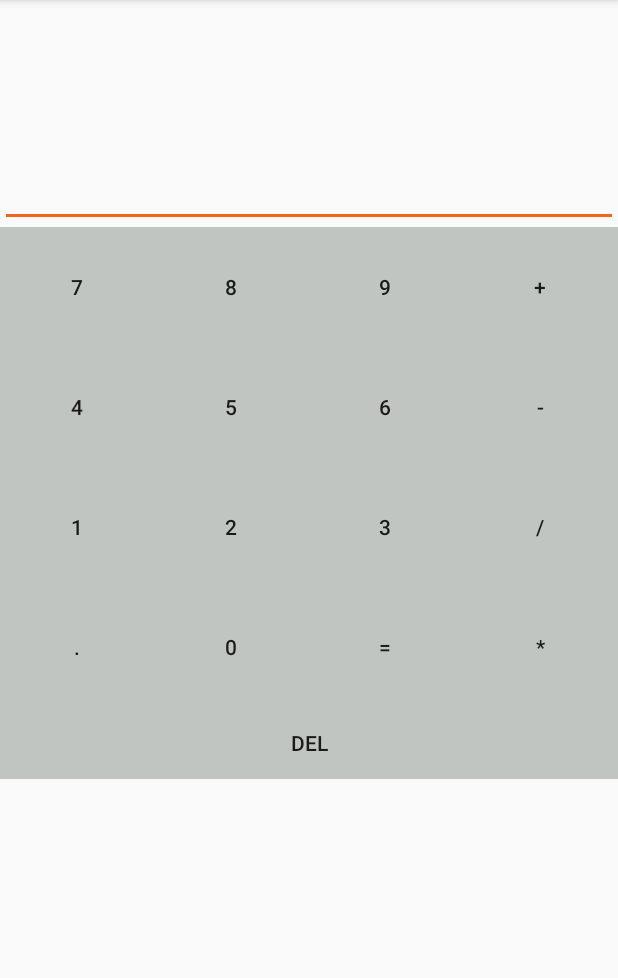
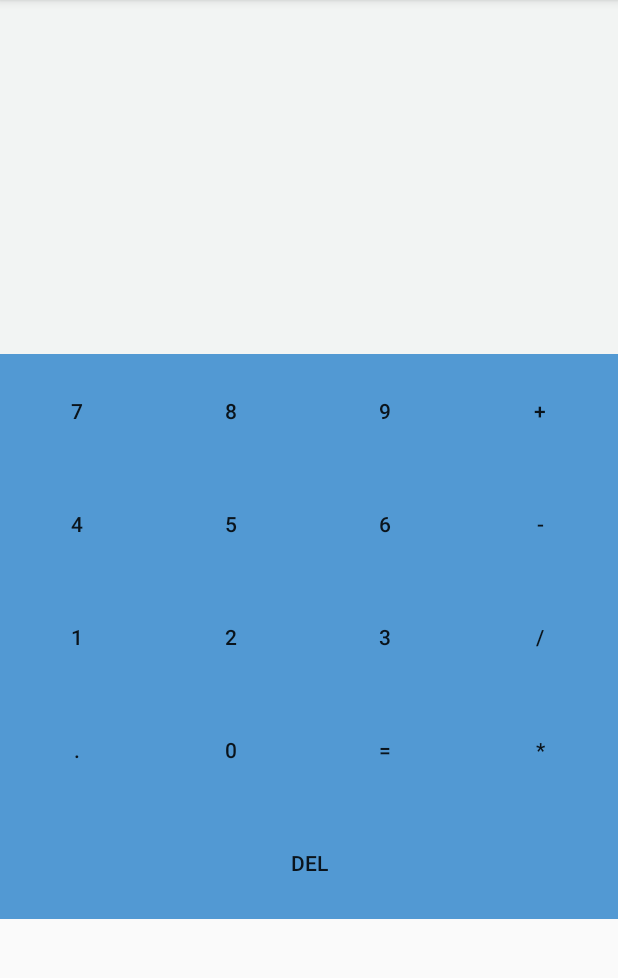
Before and after one commit to gabrielsaluti/NinjaCalculator, an Android app: the screen it shows after launch (MainActivity), on a phone screen of 412 x 824 dp, the part 84-1062 px from its top. Run offline under Robolectric (Android 15) with nearby library versions, the phone set to English and light mode, and no system bars; 3 statements that could not run were skipped.

Commit message:
Adicoes sem motivo

```diff
--- a/app/src/main/res/layout/activity_main.xml
+++ b/app/src/main/res/layout/activity_main.xml
@@ -15,7 +15,6 @@
 
         <EditText
             android:layout_width="wrap_content"
-            android:layout_height="151dp"
             android:ems="10"
             android:id="@+id/displayCalc"
             android:textAlignment="textEnd"
@@ -25,7 +24,9 @@
             android:cursorVisible="false"
             android:editable="false"
             android:enabled="true"
-            android:backgroundTint="#F26419" />
+            android:backgroundTint="#F2F4F3"
+            android:layout_height="236dp"
+            android:background="#F2F4F3" />
 
         <LinearLayout
             android:orientation="horizontal"
@@ -38,34 +39,34 @@
                 android:layout_width="wrap_content"
                 android:id="@+id/btn7"
                 android:layout_weight="1"
-                android:layout_height="80dp"
-                android:background="#C0C5C1" />
+                android:background="#5299D3"
+                android:layout_height="75dp" />
 
             <Button
                 android:text="8"
                 android:layout_width="wrap_content"
-                android:layout_height="80dp"
                 android:id="@+id/btn8"
                 android:layout_weight="1"
-                android:background="#C0C5C1" />
+                android:background="#5299D3"
+                android:layout_height="75dp" />
 
             <Button
                 android:text="9"
                 android:layout_width="wrap_content"
-                android:layout_height="80dp"
                 android:id="@+id/btn9"
                 android:layout_weight="1"
-                android:background="#C0C5C1" />
+                android:background="#5299D3"
+                android:layout_height="75dp" />
 
             <Button
                 android:text="+"
                 android:layout_width="wrap_content"
-                android:layout_height="80dp"
                 android:id="@+id/btnAdd"
                 android:layout_weight="1"
-                android:background="#C0C5C1"
+                android:background="#5299D3"
                 tools:longClickable="true"
-                android:longClickable="true" />
+                android:longClickable="true"
+                android:layout_height="75dp" />
         </LinearLayout>
 
         <LinearLayout
@@ -76,34 +77,34 @@
             <Button
                 android:text="4"
                 android:layout_width="wrap_content"
-                android:layout_height="80dp"
                 android:id="@+id/btn4"
                 android:layout_weight="1"
-                android:background="#C0C5C1" />
+                android:background="#5299D3"
+                android:layout_height="75dp" />
 
             <Button
                 android:text="5"
                 android:layout_width="wrap_content"
-                android:layout_height="80dp"
                 android:id="@+id/btn5"
                 android:layout_weight="1"
-                android:background="#C0C5C1" />
+                android:background="#5299D3"
+                android:layout_height="75dp" />
 
             <Button
                 android:text="6"
                 android:layout_width="wrap_content"
-                android:layout_height="80dp"
                 android:id="@+id/btn6"
                 android:layout_weight="1"
-                android:background="#C0C5C1" />
+                android:background="#5299D3"
+                android:layout_height="75dp" />
 
             <Button
                 android:text="-"
                 android:layout_width="wrap_content"
-                android:layout_height="80dp"
                 android:id="@+id/btnSub"
                 android:layout_weight="1"
-                android:background="#C0C5C1" />
+                android:background="#5299D3"
+                android:layout_height="75dp" />
         </LinearLayout>
 
         <LinearLayout
@@ -114,34 +115,34 @@
             <Button
                 android:text="1"
                 android:layout_width="wrap_content"
-                android:layout_height="80dp"
                 android:id="@+id/btn1"
                 android:layout_weight="1"
-                android:background="#C0C5C1" />
+                android:background="#5299D3"
+                android:layout_height="75dp" />
 
             <Button
                 android:text="2"
                 android:layout_width="wrap_content"
-                android:layout_height="80dp"
                 android:id="@+id/btn2"
                 android:layout_weight="1"
-                android:background="#C0C5C1" />
+                android:background="#5299D3"
+                android:layout_height="75dp" />
 
             <Button
                 android:text="3"
                 android:layout_width="wrap_content"
-                android:layout_height="80dp"
                 android:id="@+id/btn3"
                 android:layout_weight="1"
-                android:background="#C0C5C1" />
+                android:background="#5299D3"
+                android:layout_height="75dp" />
 
             <Button
                 android:text="/"
                 android:layout_width="wrap_content"
-                android:layout_height="80dp"
                 android:id="@+id/btnDiv"
                 android:layout_weight="1"
-                android:background="#C0C5C1" />
+                android:background="#5299D3"
+                android:layout_height="75dp" />
         </LinearLayout>
 
         <LinearLayout
@@ -152,34 +153,34 @@
             <Button
                 android:text="."
                 android:layout_width="wrap_content"
-                android:layout_height="80dp"
                 android:id="@+id/button16"
                 android:layout_weight="1"
-                android:background="#C0C5C1" />
+                android:background="#5299D3"
+                android:layout_height="75dp" />
 
             <Button
                 android:text="0"
                 android:layout_width="wrap_content"
-                android:layout_height="80dp"
                 android:id="@+id/btn0"
                 android:layout_weight="1"
-                android:background="#C0C5C1" />
+                android:background="#5299D3"
+                android:layout_height="75dp" />
 
             <Button
                 android:text="="
                 android:layout_width="wrap_content"
-                android:layout_height="80dp"
                 android:id="@+id/btnEquals"
                 android:layout_weight="1"
-                android:background="#C0C5C1" />
+                android:background="#5299D3"
+                android:layout_height="75dp" />
 
             <Button
                 android:text="*"
                 android:layout_width="wrap_content"
-                android:layout_height="80dp"
                 android:id="@+id/btnMult"
                 android:layout_weight="1"
-                android:background="#C0C5C1" />
+                android:background="#5299D3"
+                android:layout_height="75dp" />
         </LinearLayout>
 
         <LinearLayout
@@ -190,9 +191,9 @@
             <Button
                 android:text="Del"
                 android:layout_width="match_parent"
-                android:layout_height="wrap_content"
                 android:id="@+id/btnDelete"
-                android:background="#C0C5C1" />
+                android:background="#5299D3"
+                android:layout_height="75dp" />
 
         </LinearLayout>
     </LinearLayout>
```
